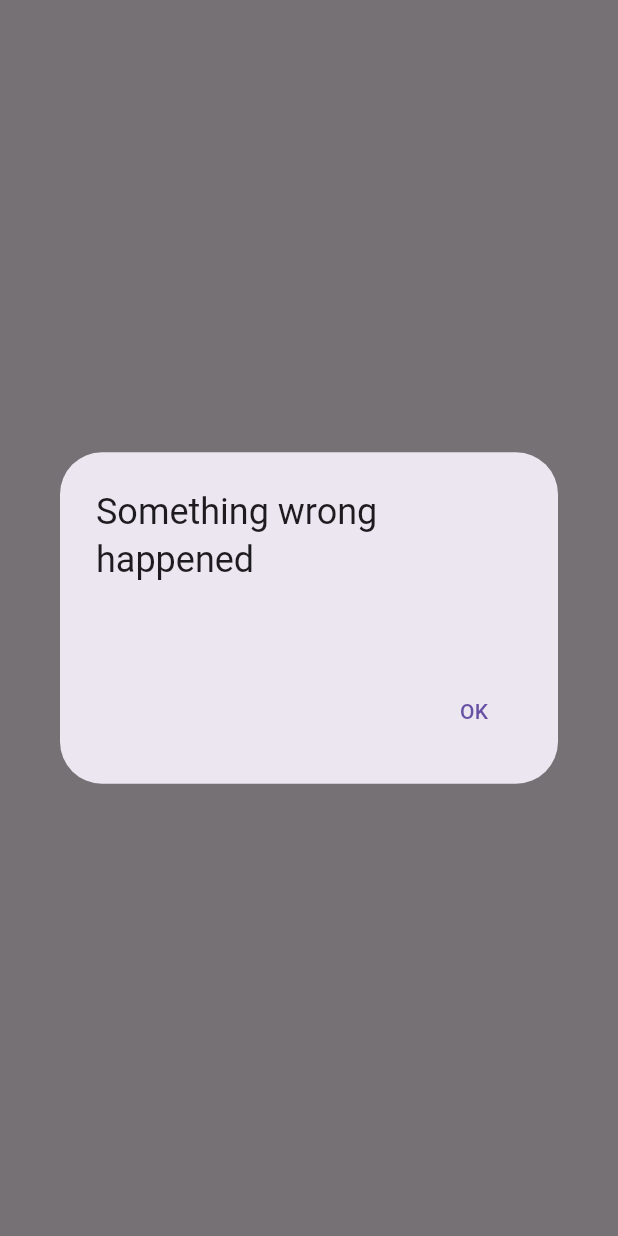
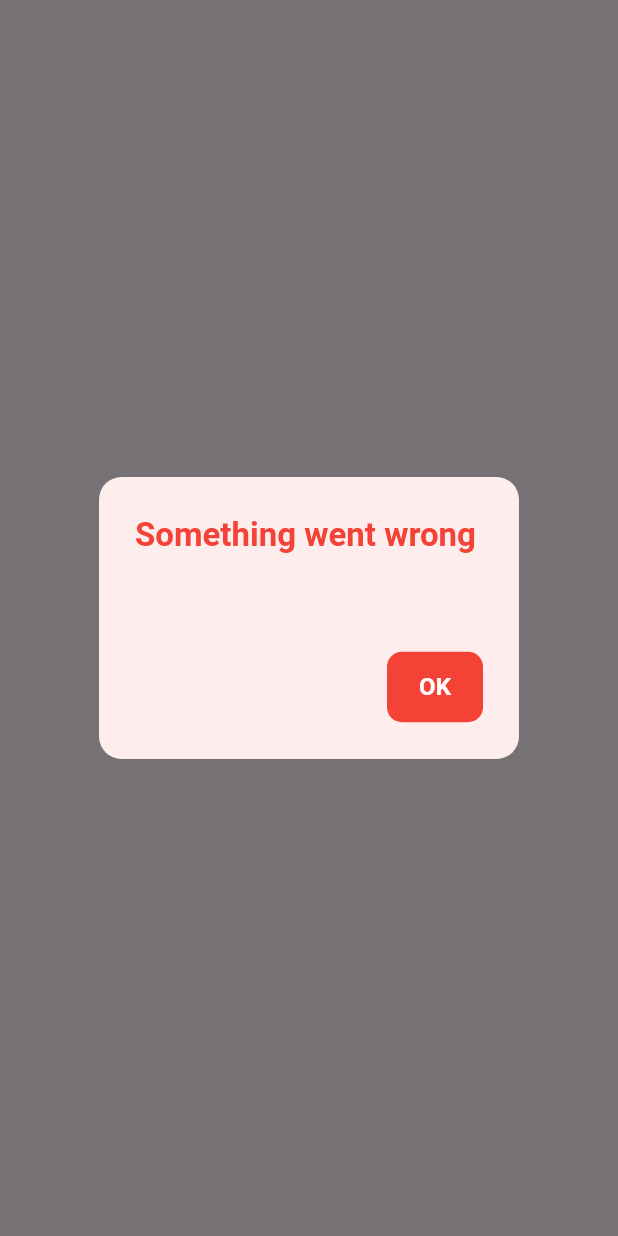
Before and after one commit to HasanZawahra/Sabeel-Frontend, a Flutter app: what showErrorDialog() shows on an empty page, opened directly with empty values, on a phone screen of 412 x 824 dp. Run offline on Flutter 3.47's test engine with Material 3 defaults, Android fonts, the phone set to English and light mode, and no system bars; our stand-ins replace audioplayers, camera, firebase_auth, firebase_core, flutter_tts, go_router and 2 more; missing offline and left inert: google_mlkit_object_detection, whatsapp_share2; accounts and stored records are empty; generated files the repository leaves out were written again.

Commit message:
error handling in the login view, and did some enhancements ragrading the user experiance when dealing with the keybaord poping up

```diff
--- a/lib/utils/error_dialog.dart
+++ b/lib/utils/error_dialog.dart
@@ -9,13 +9,30 @@ Future<void> showErrorDialog(
     context: context,
     builder: (context) {
       return AlertDialog(
+        shape: RoundedRectangleBorder(
+          borderRadius: BorderRadius.circular(15), // Rounded corners for the dialog
+        ),
+        backgroundColor: const Color(0xFFFDEDED), // Light red background for error
         title: Semantics(
           label: 'Error dialog title',
-          child: const Text("Something wrong happened"),
+          child: const Text(
+            "Something went wrong",
+            style: TextStyle(
+              fontSize: 22, // Larger font size for the title
+              fontWeight: FontWeight.bold, // Bold text for emphasis
+              color: Colors.red, // Red text color for the title
+            ),
+          ),
         ),
         content: Semantics(
           label: 'Error message',
-          child: Text(text),
+          child: Text(
+            text,
+            style: const TextStyle(
+              fontSize: 16, // Standard font size for the message
+              color: Colors.black87, // Darker text color for better readability
+            ),
+          ),
         ),
         actions: [
           Semantics(
@@ -24,7 +41,24 @@ Future<void> showErrorDialog(
               onPressed: () {
                 context.pop();
               },
-              child: const Text("OK"),
+              style: TextButton.styleFrom(
+                foregroundColor: Colors.white, // White text for the button
+                backgroundColor: Colors.red, // Red background for the button
+                shape: RoundedRectangleBorder(
+                  borderRadius: BorderRadius.circular(10), // Rounded corners for the button
+                ),
+                padding: const EdgeInsets.symmetric(
+                  vertical: 12,
+                  horizontal: 20,
+                ), // Padding for a larger button
+              ),
+              child: const Text(
+                "OK",
+                style: TextStyle(
+                  fontSize: 16, // Font size for the button text
+                  fontWeight: FontWeight.bold, // Bold text for emphasis
+                ),
+              ),
             ),
           ),
         ],
--- a/lib/views/home_screen.dart
+++ b/lib/views/home_screen.dart
@@ -402,9 +402,11 @@ void sos() {
     if (_lastWords.isEmpty) {
       DateTime now = DateTime.now();
       if (_lastAlertTime == null ||
-          now.difference(_lastAlertTime!).inSeconds > 5) {
+          now.difference(_lastAlertTime!).inSeconds > 10) {
         _lastAlertTime = now;
         await flutterTts.speak("Please say your destination.");
+        _hasSpoken = false; // Reset the flag after alerting
+        _lastWords = ''; // Clear the last words
       }
     }
   }
```
Also changed, not shown: lib/views/id_verification_screen.dart (+19 -10 lines).
